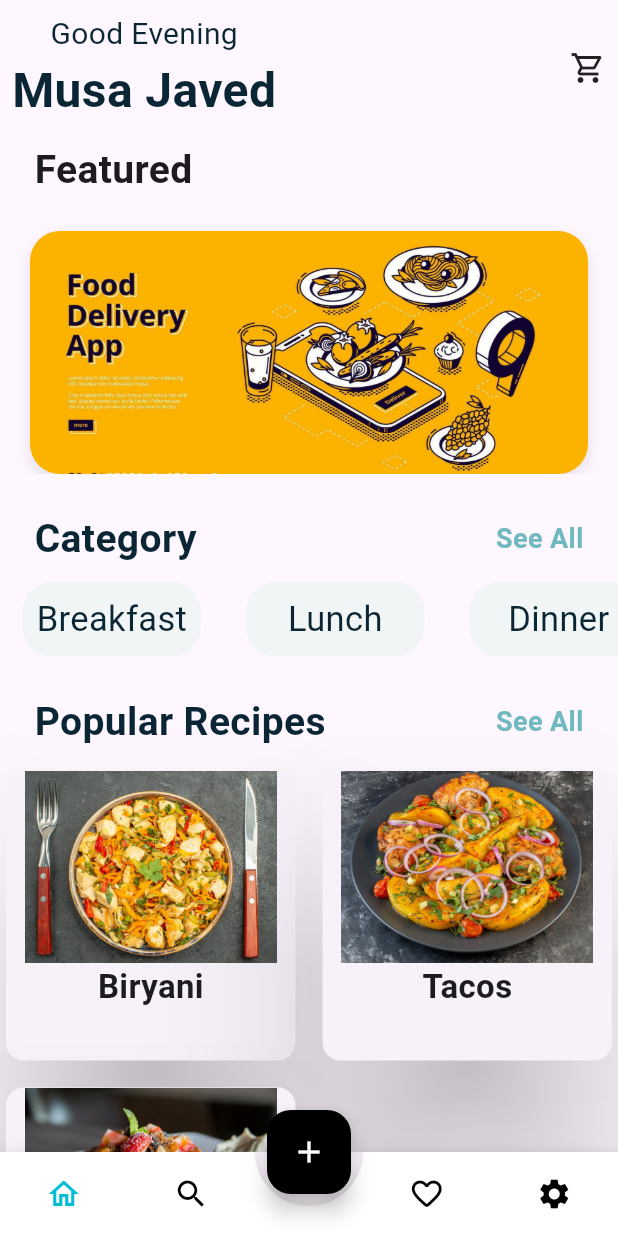
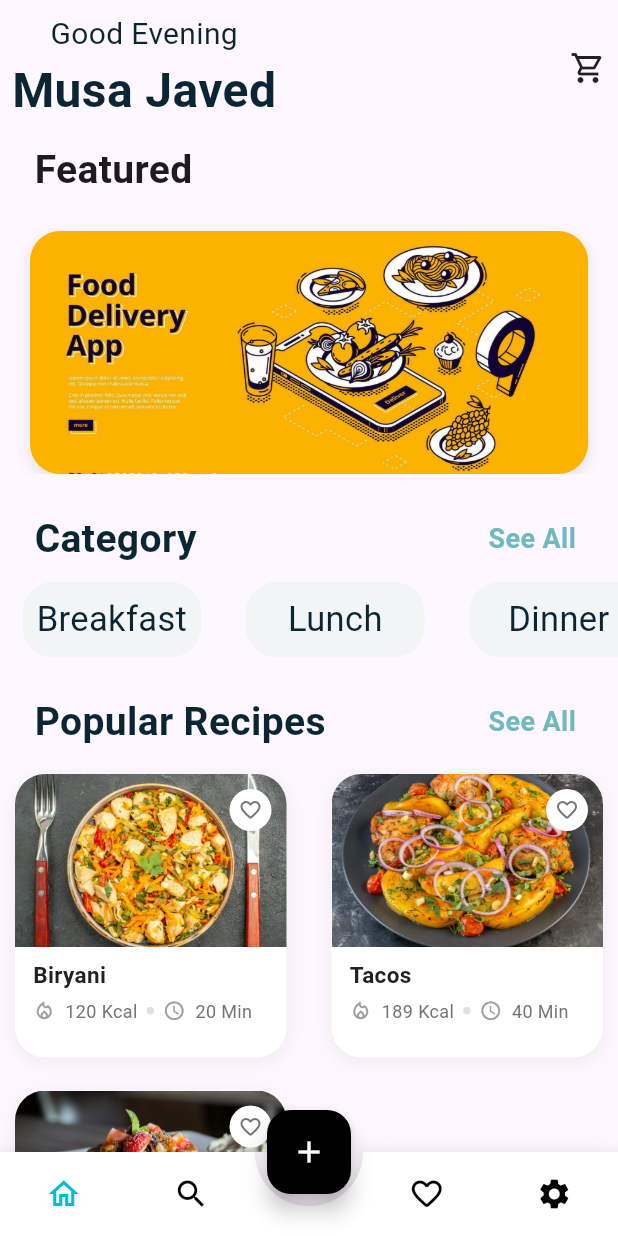
Before and after one commit to Techie58/Bite_Book, a Flutter app: the screen it shows after launch, on a phone screen of 412 x 824 dp. Run offline on Flutter 3.47's test engine with Material 3 defaults, Android fonts, the phone set to English and light mode, and no system bars; drawn by our look-alikes of animated_bottom_navigation_bar; Roboto replaces fonts that are missing (Body/Small - Regular).

Commit message:
1. improved the design of card 2. Fixed Pixel Rendring issue of Recipes Card, 3. Use Padding instead of too many sized boxes in home

```diff
--- a/lib/designs/recipes_card_design.dart
+++ b/lib/designs/recipes_card_design.dart
@@ -3,29 +3,126 @@ import 'package:flutter/material.dart';
 class RecipesCardDesign extends StatelessWidget {
   final List<String> recipeNames;
   final List<String> recipesImages;
+  final List<String> kcal;
+  final List<String> time;
   final int index;
+  final VoidCallback? onTap;
 
   const RecipesCardDesign({
     super.key,
     required this.recipeNames,
     required this.index,
     required this.recipesImages,
+    required this.kcal,
+    required this.time,
+    this.onTap,
   });
+
   @override
   Widget build(BuildContext context) {
-    return Card(
-      elevation: 50,
-      child: Column(
-        children: [
-          Container(
-            height: 128,
-            width: 168,
-            decoration: BoxDecoration(
-              image: DecorationImage(image: AssetImage(recipesImages[index]),fit: BoxFit.cover,),
+    double screenWidth = MediaQuery.of(context).size.width;
+
+    return InkWell(
+      borderRadius: BorderRadius.circular(20),
+      onTap: onTap,
+      child: Container(
+        width: screenWidth * 0.42,                // RESPONSIVE WIDTH
+        margin: const EdgeInsets.symmetric(horizontal: 10, vertical: 6),
+
+        decoration: BoxDecoration(
+          color: Colors.white,
+          borderRadius: BorderRadius.circular(20),
+          boxShadow: [
+            BoxShadow(
+              color: Colors.black.withOpacity(0.06),
+              blurRadius: 10,
+              offset: const Offset(0, 3),
             ),
-          ),
-          Text(recipeNames[index],style: TextStyle(fontSize: 22,fontWeight: FontWeight.bold),maxLines: 2,),
-        ],
+          ],
+        ),
+
+        child: Column(
+          crossAxisAlignment: CrossAxisAlignment.start,
+          children: [
+            ClipRRect(
+              borderRadius: const BorderRadius.vertical(top: Radius.circular(20)),
+              child: Stack(
+                children: [
+                  Image.asset(
+                    recipesImages[index],
+                    height: screenWidth * 0.28,     // RESPONSIVE HEIGHT
+                    width: double.infinity,
+                    fit: BoxFit.cover,
+                  ),
+
+                  Positioned(
+                    top: 10,
+                    right: 10,
+                    child: CircleAvatar(
+                      radius: 14,
+                      backgroundColor: Colors.white,
+                      child: Icon(Icons.favorite_border_rounded,
+                          size: 16, color: Colors.grey[600]),
+                    ),
+                  ),
+                ],
+              ),
+            ),
+
+            const SizedBox(height: 10),
+
+            Padding(
+              padding: const EdgeInsets.symmetric(horizontal: 12),
+              child: Text(
+                recipeNames[index],
+                maxLines: 2,
+                overflow: TextOverflow.ellipsis,
+                style: TextStyle(
+                  fontSize: 15,
+                  height: 1.2,
+                  fontWeight: FontWeight.w700,
+                  color: Colors.grey[900],
+                ),
+              ),
+            ),
+
+            const SizedBox(height: 6),
+
+            Padding(
+              padding: const EdgeInsets.symmetric(horizontal: 12),
+              child: Row(
+                children: [
+                  Icon(Icons.local_fire_department_outlined,
+                      size: 15, color: Colors.grey[500]),
+
+                  Text("  ${kcal[index]} Kcal",
+                      style: TextStyle(fontSize: 12, color: Colors.grey[600])),
+
+                  const SizedBox(width: 6),
+
+                  Container(
+                    width: 5,
+                    height: 5,
+                    decoration: BoxDecoration(
+                      color: Colors.grey[300],
+                      shape: BoxShape.circle,
+                    ),
+                  ),
+
+                  const SizedBox(width: 6),
+
+                  Icon(Icons.access_time_outlined,
+                      size: 15, color: Colors.grey[500]),
+
+                  Text("  ${time[index]} Min",
+                      style: TextStyle(fontSize: 12, color: Colors.grey[600])),
+                ],
+              ),
+            ),
+
+            const SizedBox(height: 12),
+          ],
+        ),
       ),
     );
   }
--- a/lib/pages/home.dart
+++ b/lib/pages/home.dart
@@ -58,13 +58,9 @@ class _HomePageState extends State<Home> {
                   bannersPics: bannersPicsList,
                   bannerController: bannerController,
                 ),
-                SizedBox(height: 25),
                 SeeAllTile(tileName: "Category"),
-                SizedBox(height: 10),
                 CategoryListView(categoryList: categoryNamesList),
-                SizedBox(height: 25),
                 SeeAllTile(tileName: 'Popular Recipes'),
-                SizedBox(height: 10),
 
                 /// 🔥 FIX HERE
                 RecipesGridView(
--- a/lib/widgets/recipies_listView.dart
+++ b/lib/widgets/recipies_listView.dart
@@ -18,9 +18,12 @@ class RecipesGridView extends StatelessWidget {
         crossAxisCount: 2,
         crossAxisSpacing: 10,
         mainAxisSpacing: 10,
+        childAspectRatio: 1,
       ),
       itemBuilder: (context, index) {
         return RecipesCardDesign(
+          time: ["20",'40','10'],
+          kcal: ['120','189','65'],
           recipeNames: recipesNameList,
           recipesImages: recipesPicsList,
           index: index,
--- a/lib/widgets/see_all_tile.dart
+++ b/lib/widgets/see_all_tile.dart
@@ -8,7 +8,7 @@ class SeeAllTile extends StatelessWidget{
   @override
   Widget build(BuildContext context) {
     return Padding(
-      padding: const EdgeInsets.symmetric(horizontal: 23),
+      padding: const EdgeInsets.only(top: 25,bottom: 10,left: 23,right: 28),
       child:
       Row(
         mainAxisAlignment: MainAxisAlignment.spaceBetween,
```
